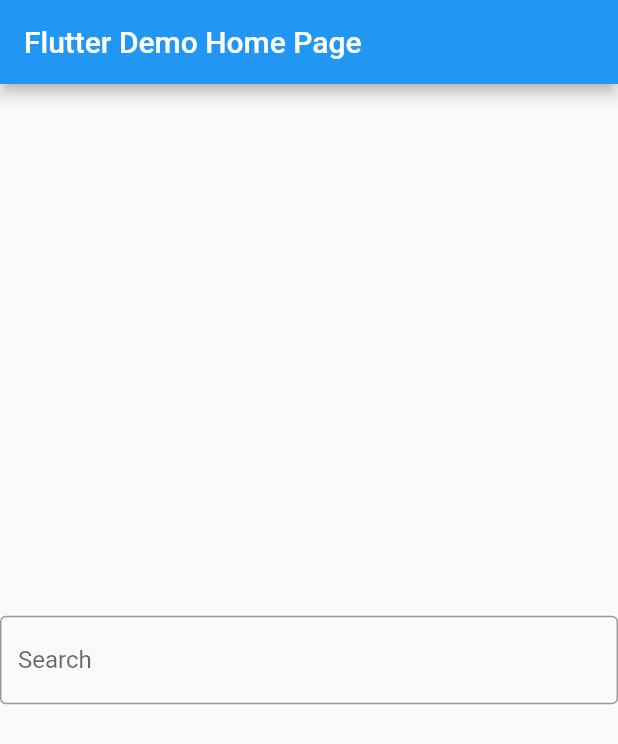
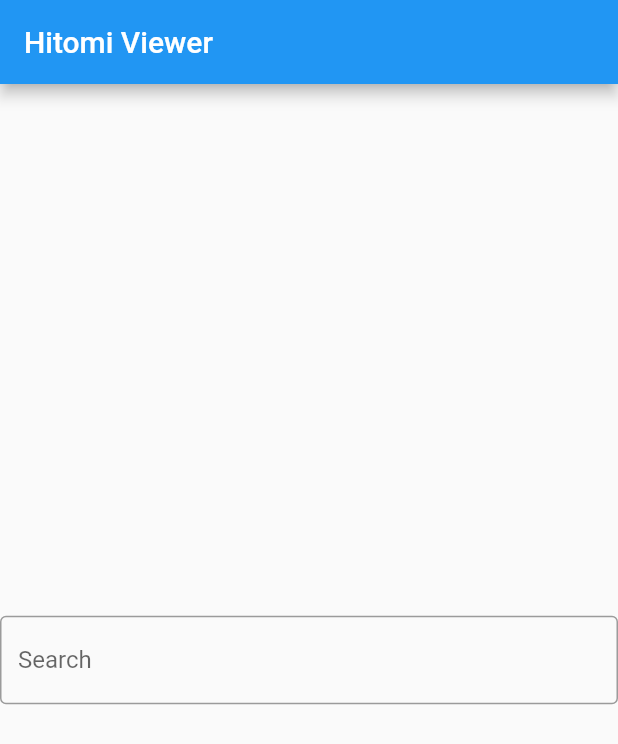
Before and after one commit to HitomiViewer/flutter, a Flutter app: the screen it shows after launch, on a phone screen of 412 x 824 dp. Shown: the top 744 px of the screen. Run offline on Flutter 3.47's test engine with Material 2 defaults, Android fonts, the phone set to English and light mode, and no system bars; our stand-ins replace auto_route.

Commit message:
auto route

```diff
--- /dev/null
+++ b/lib/app_router.dart
@@ -0,0 +1,16 @@
+import 'package:auto_route/auto_route.dart';
+
+import 'app_router.gr.dart';
+
+@AutoRouterConfig()
+class AppRouter extends $AppRouter {
+  @override
+  RouteType get defaultRouteType => const RouteType.material();
+
+  @override
+  List<AutoRoute> get routes => [
+        AutoRoute(path: '/', page: HomeRoute.page, initial: true),
+        AutoRoute(path: '/hitomi', page: HitomiRoute.page),
+        AutoRoute(path: '/hitomi/:id', page: HitomiDetailRoute.page)
+      ];
+}
--- a/lib/main.dart
+++ b/lib/main.dart
@@ -1,8 +1,6 @@
 import 'package:flutter/gestures.dart';
 import 'package:flutter/material.dart';
-
-import 'screens/home.dart';
-import 'screens/hitomi.dart';
+import 'package:hitomiviewer/app_router.dart';
 
 class AppScrollBehavior extends MaterialScrollBehavior {
   @override
@@ -14,14 +12,20 @@
 }
 
 void main() {
-  runApp(MaterialApp(
-    title: 'Flutter Demo',
-    initialRoute: '/',
-    routes: {
-      '/': (context) => const HomeScreen(title: 'Flutter Demo Home Page'),
-      '/hitomi': (context) => const HitomiScreen(),
-      '/hitomi/detail': (context) => const HitomiDetailScreen(),
-    },
-    scrollBehavior: AppScrollBehavior(),
-  ));
+  runApp(App());
 }
+
+class App extends StatelessWidget {
+  final _appRouter = AppRouter();
+
+  @override
+  Widget build(BuildContext context) {
+    return MaterialApp.router(
+      title: 'Flutter Demo',
+      routerConfig: _appRouter.config(),
+      // routerDelegate: _appRouter.delegate(),
+      // routeInformationParser: _appRouter.defaultRouteParser(),
+      scrollBehavior: AppScrollBehavior(),
+    );
+  }
+}
--- a/lib/screens/home.dart
+++ b/lib/screens/home.dart
@@ -1,17 +1,17 @@
+import 'package:auto_route/auto_route.dart';
 import 'package:flutter/material.dart';
 
 import 'hitomi.dart';
 
+@RoutePage()
 class HomeScreen extends StatelessWidget {
-  final String title;
-
-  const HomeScreen({Key? key, required this.title}) : super(key: key);
+  const HomeScreen({Key? key}) : super(key: key);
 
   @override
   Widget build(BuildContext context) {
     return Scaffold(
       appBar: AppBar(
-        title: Text(title),
+        title: const Text('Hitomi Viewer'),
       ),
       body: Center(
         child: Column(
--- a/pubspec.yaml
+++ b/pubspec.yaml
@@ -35,6 +35,7 @@
   # Use with the CupertinoIcons class for iOS style icons.
   cupertino_icons: ^1.0.2
   http: ^0.13.5
+  auto_route: ^7.2.0
 
 dev_dependencies:
   flutter_test:
@@ -46,6 +47,8 @@
   # package. See that file for information about deactivating specific lint
   # rules and activating additional ones.
   flutter_lints: ^2.0.0
+  auto_route_generator: ^7.1.1
+  build_runner: ^2.4.3
 
 # For information on the generic Dart part of this file, see the
 # following page: https://dart.dev/tools/pub/pubspec
```
Also changed, not shown: lib/screens/hitomi.dart (+14 -7 lines), lib/widgets/preview.dart (+7 -1 lines), lib/app_router.gr.dart (added), pubspec.lock, 2 other files.
